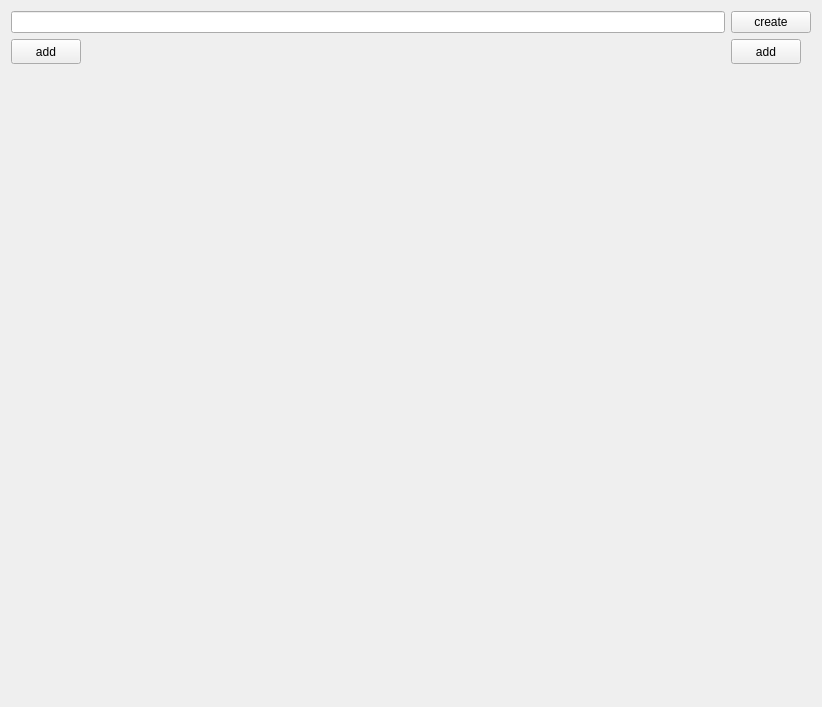
Qt form mainwindow.ui (spiritt123/electronic) before a commit.
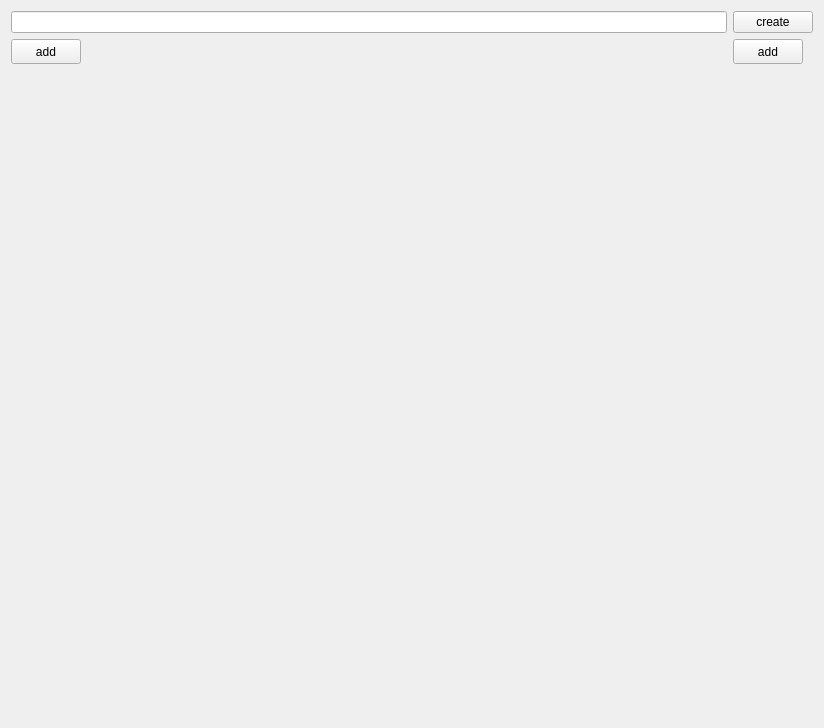
The same form after that commit.

Diff of the .ui file:
```diff
--- a/mainwindow.ui
+++ b/mainwindow.ui
@@ -6,8 +6,8 @@
    <rect>
     <x>0</x>
     <y>0</y>
-    <width>796</width>
-    <height>577</height>
+    <width>824</width>
+    <height>728</height>
    </rect>
   </property>
   <property name="maximumSize">
```
Left out of the diff: 2 changed lines with no effect on the pictures.
